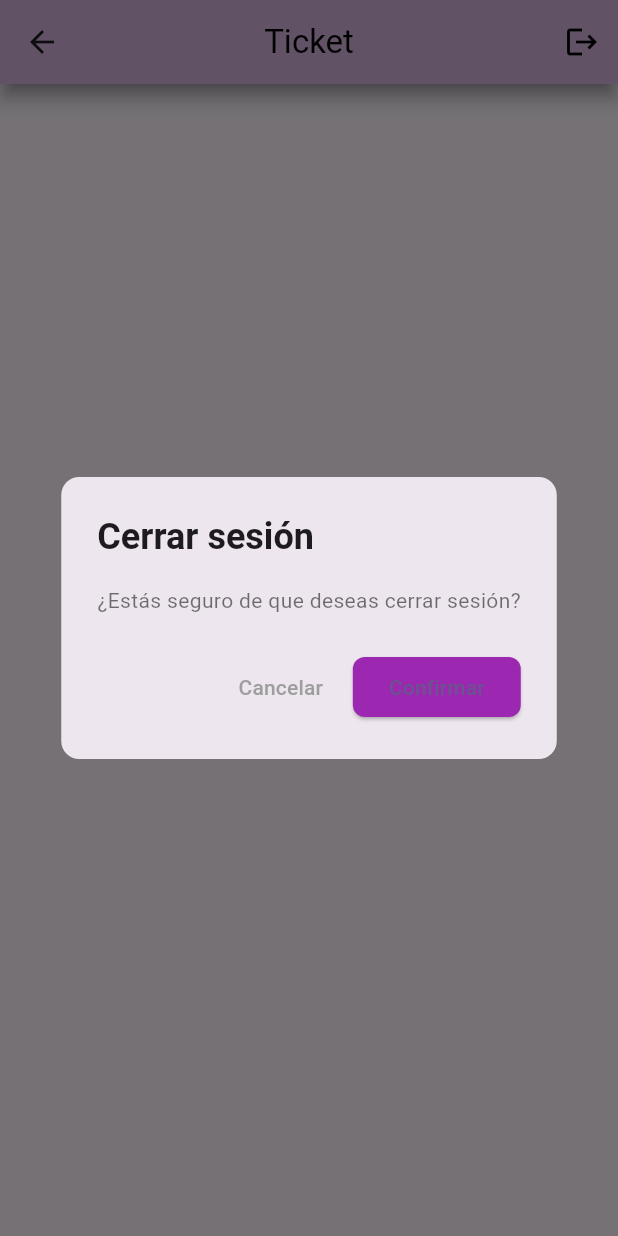
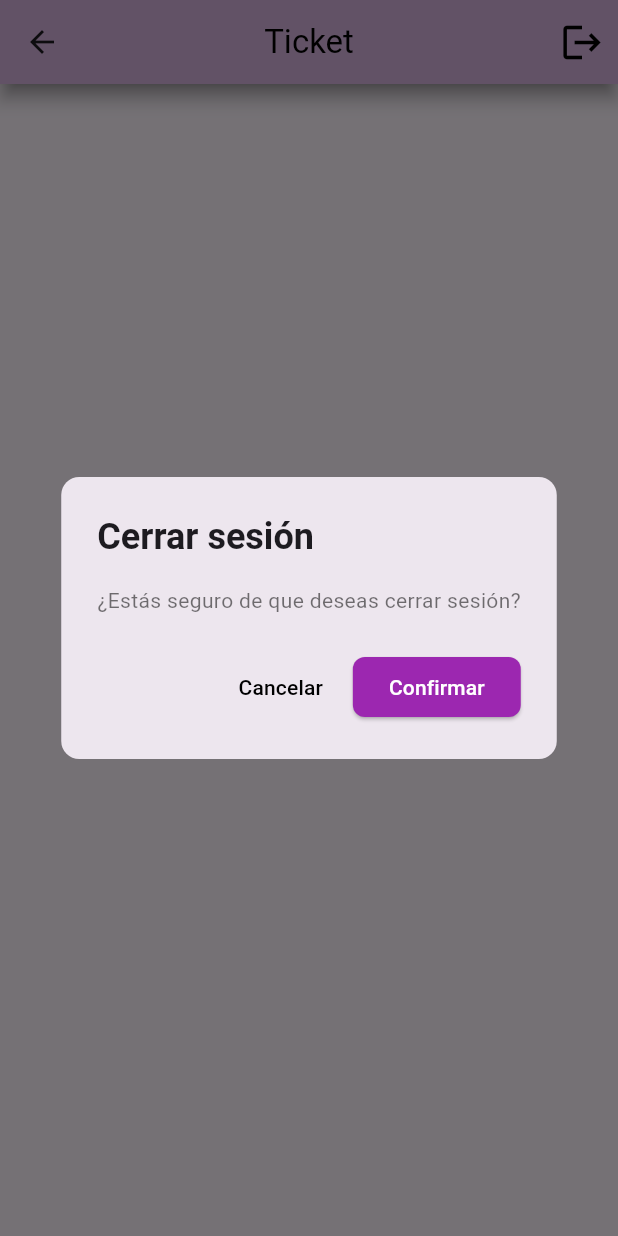
Before and after one commit to FabianRojasGamboa/CompuMovil, a Flutter app: the TicketsInfoScreen screen opened directly with empty values, after a tap on the "logout" icon, on a phone screen of 412 x 824 dp. Run offline on Flutter 3.47's test engine with Material 3 defaults, Android fonts, the phone set to English and light mode, and no system bars; our stand-ins replace dio, file_picker, google_sign_in, logger, shared_preferences; accounts and stored records are empty; network calls fail.

Commit message:
Ultimo avance

```diff
--- a/CompuMovil/lib/screens/login_screen.dart
+++ b/CompuMovil/lib/screens/login_screen.dart
@@ -41,12 +41,12 @@ class LoginScreen extends StatelessWidget {
                 ),
               ),
             ),
-            const SizedBox(height: 70),
+            const SizedBox(height: 100),
             const Text(
-              "Ingresar con la cuenta Utem",
+              "Inicia sesión con tu cuenta UTEM a través de Google",
               style: TextStyle(fontSize: 15),
             ),
-            const SizedBox(height: 30),
+            const SizedBox(height: 10),
             Center(
               child: Padding(
                 padding: const EdgeInsets.all(10),
--- a/CompuMovil/lib/screens/tickets_info_screen.dart
+++ b/CompuMovil/lib/screens/tickets_info_screen.dart
@@ -22,6 +22,19 @@ class TicketsInfoScreen extends StatefulWidget {
 class _TicketsInfoScreenState extends State<TicketsInfoScreen> {
   Ticket? _ticket;
   bool _isLoading = true;
+
+  // Mapa de traducción para los estados
+  final Map<String, String> statusTranslations = {
+    "ERROR": "Error",
+    "RECEIVED": "Recibido",
+    "UNDER_REVIEW": "En revisión",
+    "IN_PROGRESS": "En progreso",
+    "PENDING_INFORMATION": "Pendiente de información",
+    "RESOLVED": "Resuelto",
+    "CLOSED": "Cerrado",
+    "REJECTED": "Rechazado",
+    "CANCELLED": "Cancelado",
+  };
 
   @override
   void initState() {
@@ -91,16 +104,20 @@ class _TicketsInfoScreenState extends State<TicketsInfoScreen> {
               onPressed: () {
                 Navigator.of(context).pop(false); // Cancela la eliminación
               },
-              child: const Text('Cancelar'),
+              child:
+                  const Text('Cancelar', style: TextStyle(color: Colors.black)),
             ),
             ElevatedButton(
               onPressed: () {
                 Navigator.of(context).pop(true); // Confirma la eliminación
               },
               style: ElevatedButton.styleFrom(
-                backgroundColor: Colors.red,
+                backgroundColor: Colors.purple,
               ),
-              child: const Text('Eliminar'),
+              child: const Text(
+                'Eliminar',
+                style: TextStyle(color: Colors.white),
+              ),
             ),
           ],
         );
@@ -115,6 +132,10 @@ class _TicketsInfoScreenState extends State<TicketsInfoScreen> {
 
   @override
   Widget build(BuildContext context) {
+    // Traducir el estado usando el mapa
+    String translatedStatus =
+        statusTranslations[_ticket?.status] ?? _ticket?.status ?? '';
+
     return Scaffold(
       appBar: const BarraApp(titulo: "Ticket", showLeading: true),
       body: Padding(
@@ -186,7 +207,7 @@ class _TicketsInfoScreenState extends State<TicketsInfoScreen> {
                           ),
                           const SizedBox(height: 10),
                           Text(
-                            "Estado: ${_ticket!.status}",
+                            "Estado: $translatedStatus", // Estado traducido
                             style: const TextStyle(
                               fontSize: 16,
                               color: Colors.black87,
--- a/CompuMovil/lib/widgets/Down_menu.dart
+++ b/CompuMovil/lib/widgets/Down_menu.dart
@@ -1,6 +1,5 @@
 import 'package:flutter/material.dart';
 import 'package:proyecto/screens/create_tickets_screen.dart';
-import 'package:proyecto/screens/home_screen.dart';
 import 'package:proyecto/screens/tickets_view_list.dart';
 import 'package:proyecto/widgets/app_bar.dart';
 
@@ -61,13 +60,13 @@ class _DownMenuState extends State<DownMenu> {
           BottomNavigationBarItem(
             icon: Icon(Icons.message),
             activeIcon: Icon(Icons.message_rounded),
-            label: 'Crear Tickets',
+            label: 'Lista de Tickets',
             backgroundColor: Color.fromARGB(255, 128, 53, 141),
           ),
           BottomNavigationBarItem(
             icon: Icon(Icons.list),
             activeIcon: Icon(Icons.list_rounded),
-            label: 'Lista de Tickets',
+            label: 'Crear Tickets',
             backgroundColor: Color.fromARGB(255, 128, 53, 141),
           ),
         ],
--- a/CompuMovil/lib/widgets/app_bar.dart
+++ b/CompuMovil/lib/widgets/app_bar.dart
@@ -28,7 +28,12 @@ class BarraApp extends StatelessWidget implements PreferredSizeWidget {
       shadowColor: const Color.fromARGB(255, 75, 75, 75).withOpacity(0.9),
       actions: <Widget>[
         IconButton(
-          icon: const Icon(Icons.logout, color: Colors.black),
+          icon: const Icon(
+            Icons.logout,
+            color: Colors.black,
+            size: 30,
+            semanticLabel: "Cerrar Sesión", // Tamaño del ícono ajustado
+          ),
           onPressed: () async {
             bool? confirmLogout = await showDialog<bool>(
               context: context,
@@ -52,7 +57,7 @@ class BarraApp extends StatelessWidget implements PreferredSizeWidget {
                         Navigator.of(context).pop(false);
                       },
                       style: TextButton.styleFrom(
-                        foregroundColor: Colors.grey,
+                        foregroundColor: Colors.black,
                       ),
                       child: const Text('Cancelar'),
                     ),
@@ -66,7 +71,10 @@ class BarraApp extends StatelessWidget implements PreferredSizeWidget {
                           borderRadius: BorderRadius.circular(8),
                         ),
                       ),
-                      child: const Text('Confirmar'),
+                      child: const Text(
+                        'Confirmar',
+                        style: TextStyle(color: Colors.white),
+                      ),
                     ),
                   ],
                 );
--- a/CompuMovil/lib/widgets/buttom.dart
+++ b/CompuMovil/lib/widgets/buttom.dart
@@ -20,7 +20,7 @@ class CustomButton extends StatelessWidget {
       onPressed: onPressed, // Usa el parámetro onPressed
       child: SizedBox(
         width:
-            buttonSize ?? 150, // Si no se pasa el tamaño, usa 220 por defecto
+            buttonSize ?? 180, // Si no se pasa el tamaño, usa 220 por defecto
         child: Padding(
           padding: const EdgeInsets.all(12.0),
           child: Row(
```
Also changed, not shown: CompuMovil/lib/screens/error_screen.dart (deleted, +0 -23 lines), CompuMovil/lib/screens/home_screen.dart (deleted, +0 -57 lines), CompuMovil/lib/services/create_tickets_form.dart (+22 -6 lines).
